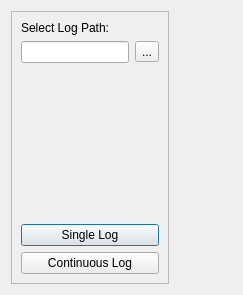
This is tlogging.ui in SDJoeKing/Tubers_GUI as Qt 5 draws it before an edit. The edited form follows.
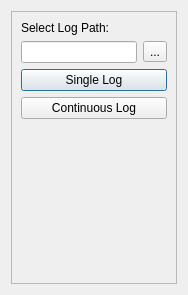
This is the edited form.

```diff
--- a/tlogging.ui
+++ b/tlogging.ui
@@ -6,7 +6,7 @@
    <rect>
     <x>0</x>
     <y>0</y>
-    <width>243</width>
+    <width>188</width>
     <height>295</height>
    </rect>
   </property>
@@ -49,7 +49,24 @@
        </layout>
       </item>
       <item>
-       <spacer name="verticalSpacer">
+       <widget class="QPushButton" name="btnSingle">
+        <property name="text">
+         <string>Single Log</string>
+        </property>
+       </widget>
+      </item>
+      <item>
+       <widget class="QPushButton" name="btnContinuous">
+        <property name="text">
+         <string>Continuous Log</string>
+        </property>
+        <property name="checkable">
+         <bool>true</bool>
+        </property>
+       </widget>
+      </item>
+      <item>
+       <spacer name="verticalSpacer_3">
         <property name="orientation">
          <enum>Qt::Vertical</enum>
         </property>
@@ -61,36 +78,9 @@
         </property>
        </spacer>
       </item>
-      <item>
-       <widget class="QPushButton" name="pushButton">
-        <property name="text">
-         <string>Single Log</string>
-        </property>
-       </widget>
-      </item>
-      <item>
-       <widget class="QPushButton" name="pushButton_2">
-        <property name="text">
-         <string>Continuous Log</string>
-        </property>
-       </widget>
-      </item>
      </layout>
     </widget>
    </item>
-   <item row="0" column="1">
-    <spacer name="horizontalSpacer">
-     <property name="orientation">
-      <enum>Qt::Horizontal</enum>
-     </property>
-     <property name="sizeHint" stdset="0">
-      <size>
-       <width>33</width>
-       <height>20</height>
-      </size>
-     </property>
-    </spacer>
-   </item>
   </layout>
  </widget>
  <resources/>
```
Left out of the diff: 2 changed lines with no effect on the pictures.
